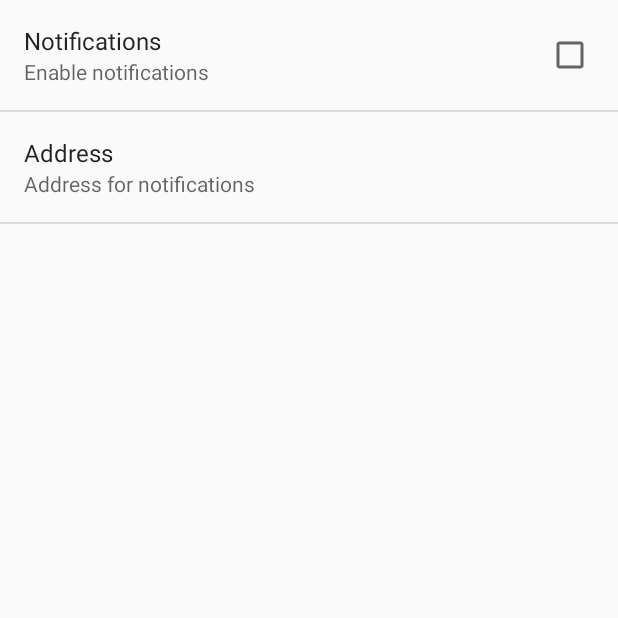
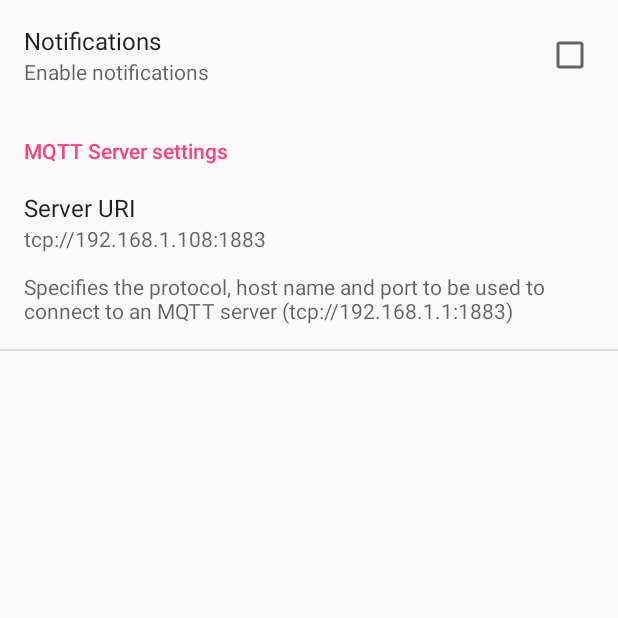
Before and after one commit to denisys16/LightControl, an Android app: the screen it shows after launch (PrefActivity), in the options menu, after a tap on "Settings", on a phone screen of 412 x 824 dp, the top half of it. Run offline under Robolectric (Android 15) with nearby library versions, the phone set to English and light mode, and no system bars; libraries missing offline, so code that uses them is left out: org.eclipse.paho; 7 statements that could not run were skipped.

Commit message:
Параметры MQTT сервера вынесены в настройки. Сделано переподключение к серверу при применении настроек.

```diff
--- a/app/src/main/java/com/home/denis/lightcontrol/MainActivity.java
+++ b/app/src/main/java/com/home/denis/lightcontrol/MainActivity.java
@@ -23,11 +23,11 @@ import org.eclipse.paho.client.mqttv3.MqttMessage;
 public class MainActivity extends AppCompatActivity {
 
     SharedPreferences sp;
-    TextView tvInfo;
+    TextView tvStatus;
 
     MqttAndroidClient mqttAndroidClient;
-    final String serverUri = "tcp://192.168.1.108:1883";
-    String clientId = "LightControlAndroidClient";
+    String mqtt_serverUri = "tcp://192.168.1.108:1883";
+    String mqtt_clientId = "LightControlAndroidClient";
     final String publishTopic = "wemos/toggle";
     final String publishMessage = "Hello World!";
     final String subscriptionTopic = "wemos/test";
@@ -37,31 +37,43 @@ public class MainActivity extends AppCompatActivity {
         super.onCreate(savedInstanceState);
         setContentView(R.layout.activity_main);
 
-        tvInfo = (TextView) findViewById(R.id.textView);
+        tvStatus = (TextView) findViewById(R.id.tvStatus);
 
         // получаем SharedPreferences, которое работает с файлом настроек
         sp = PreferenceManager.getDefaultSharedPreferences(this);
         // полная очистка настроек
         // sp.edit().clear().commit();
 
-        clientId = clientId + System.currentTimeMillis();
-        mqttAndroidClient = new MqttAndroidClient(getApplicationContext(), serverUri, clientId);
+    }
+
+    private void Connect2MQTT() {
+        mqtt_serverUri = sp.getString(PrefActivity.KEY_PREF_SERVER_URI, mqtt_serverUri);
+        mqtt_clientId = mqtt_clientId + System.currentTimeMillis();
+        if (null != mqttAndroidClient)
+        {
+            try {
+                mqttAndroidClient.disconnect();
+            } catch (MqttException ex){
+                ex.printStackTrace();
+            }
+        }
+        mqttAndroidClient = new MqttAndroidClient(getApplicationContext(), mqtt_serverUri, mqtt_clientId);
         mqttAndroidClient.setCallback(new MqttCallbackExtended() {
             @Override
             public void connectComplete(boolean reconnect, String serverURI) {
 
                 if (reconnect) {
-                    addToHistory("Reconnected to : " + serverURI);
+                    updateStatus("Reconnected to : " + serverURI);
                     // Because Clean Session is true, we need to re-subscribe
                     subscribeToTopic();
                 } else {
-                    addToHistory("Connected to: " + serverURI);
+                    updateStatus("Connected to: " + serverURI);
                 }
             }
 
             @Override
             public void connectionLost(Throwable cause) {
-                addToHistory("The Connection was lost.");
+                updateStatus("The Connection to "+ mqttAndroidClient.getServerURI() +" was lost.");
             }
 
             @Override
@@ -79,7 +91,7 @@ public class MainActivity extends AppCompatActivity {
         mqttConnectOptions.setAutomaticReconnect(true);
         mqttConnectOptions.setCleanSession(false);
         try {
-            addToHistory("Connecting to " + serverUri);
+            updateStatus("Connecting to " + mqtt_serverUri);
             mqttAndroidClient.connect(mqttConnectOptions, null, new IMqttActionListener() {
                 @Override
                 public void onSuccess(IMqttToken asyncActionToken) {
@@ -94,7 +106,7 @@ public class MainActivity extends AppCompatActivity {
 
                 @Override
                 public void onFailure(IMqttToken asyncActionToken, Throwable exception) {
-                    addToHistory("Failed to connect to: " + serverUri);
+                    updateStatus("Failed to connect to: " + mqtt_serverUri);
                 }
             });
 
@@ -107,6 +119,12 @@ public class MainActivity extends AppCompatActivity {
     private void addToHistory(String mainText){
         System.out.println("LOG: " + mainText);
     }
+
+    private void updateStatus(String mainText){
+        addToHistory(mainText);
+        tvStatus.setText(mainText);
+    }
+
     public void subscribeToTopic(){
         try {
             mqttAndroidClient.subscribe(subscriptionTopic, 0, null, new IMqttActionListener() {
@@ -126,7 +144,7 @@ public class MainActivity extends AppCompatActivity {
                 @Override
                 public void messageArrived(String topic, MqttMessage message) throws Exception {
                     // message Arrived!
-                    System.out.println("Message: " + topic + " : " + new String(message.getPayload()));
+                    addToHistory("Message: " + topic + " : " + new String(message.getPayload()));
                 }
             });
 
@@ -147,7 +165,7 @@ public class MainActivity extends AppCompatActivity {
                 addToHistory(mqttAndroidClient.getBufferedMessageCount() + " messages in buffer.");
             }
         } catch (MqttException e) {
-            System.err.println("Error Publishing: " + e.getMessage());
+            addToHistory("Error Publishing: " + e.getMessage());
             e.printStackTrace();
         }
     }
@@ -160,8 +178,6 @@ public class MainActivity extends AppCompatActivity {
 
     @Override
     public boolean onOptionsItemSelected(MenuItem item) {
-        TextView tv = (TextView) findViewById(R.id.textView);
-        tv.setText(item.getTitle());
         switch (item.getItemId()) {
             case R.id.menu_settings:
                 Intent intent = new Intent(this, PrefActivity.class);
@@ -179,11 +195,7 @@ public class MainActivity extends AppCompatActivity {
 
     @Override
     protected void onResume() {
-        Boolean notif = sp.getBoolean("notif", false);
-        String address = sp.getString("address", "");
-        String text = "Notifications are "
-                + ((notif) ? "enabled, address = " + address : "disabled");
-        tvInfo.setText(text);
+        Connect2MQTT();
         super.onResume();
     }
 
--- a/app/src/main/java/com/home/denis/lightcontrol/PrefActivity.java
+++ b/app/src/main/java/com/home/denis/lightcontrol/PrefActivity.java
@@ -1,13 +1,50 @@
 package com.home.denis.lightcontrol;
 
+import android.content.SharedPreferences;
 import android.os.Bundle;
+import android.preference.Preference;
 import android.preference.PreferenceActivity;
+import android.preference.PreferenceManager;
 
-public class PrefActivity extends PreferenceActivity {
+import java.util.prefs.Preferences;
+
+public class PrefActivity extends PreferenceActivity
+        implements SharedPreferences.OnSharedPreferenceChangeListener {
+
+    public static final String KEY_PREF_SERVER_URI = "pref_serveruri";
+    public static final String KEY_PREF_SERVER_URI_SUMMARY = "\n\nSpecifies the protocol, host name and port to be used to connect to an MQTT server (tcp://192.168.1.1:1883)";
 
     @Override
     protected void onCreate(Bundle savedInstanceState) {
         super.onCreate(savedInstanceState);
         addPreferencesFromResource(R.xml.pref);
+
+        SharedPreferences sharedPreferences = PreferenceManager.getDefaultSharedPreferences(this);
+        Preference connectionPref = findPreference(KEY_PREF_SERVER_URI);
+        // Set summary to be the user-description for the selected value
+        connectionPref.setSummary(sharedPreferences.getString(KEY_PREF_SERVER_URI, "") + KEY_PREF_SERVER_URI_SUMMARY);
+    }
+
+    @Override
+    public void onSharedPreferenceChanged(SharedPreferences sharedPreferences, String key) {
+        if (key.equals(KEY_PREF_SERVER_URI)) {
+            Preference connectionPref = findPreference(key);
+            // Set summary to be the user-description for the selected value
+            connectionPref.setSummary(sharedPreferences.getString(key, "") + KEY_PREF_SERVER_URI_SUMMARY);
+        }
+    }
+
+    @Override
+    protected void onResume() {
+        super.onResume();
+        getPreferenceScreen().getSharedPreferences()
+                .registerOnSharedPreferenceChangeListener(this);
+    }
+
+    @Override
+    protected void onPause() {
+        super.onPause();
+        getPreferenceScreen().getSharedPreferences()
+                .unregisterOnSharedPreferenceChangeListener(this);
     }
 }
--- a/app/src/main/res/layout/activity_main.xml
+++ b/app/src/main/res/layout/activity_main.xml
@@ -7,10 +7,10 @@
     tools:context="com.home.denis.lightcontrol.MainActivity">
 
     <TextView
-        android:id="@+id/textView"
+        android:id="@+id/tvStatus"
         android:layout_width="wrap_content"
         android:layout_height="wrap_content"
-        android:text="Hello World!"
+        android:text="Starting..."
         app:layout_constraintBottom_toBottomOf="parent"
         app:layout_constraintLeft_toLeftOf="parent"
         app:layout_constraintRight_toRightOf="parent"
--- a/app/src/main/res/xml/pref.xml
+++ b/app/src/main/res/xml/pref.xml
@@ -6,9 +6,12 @@
         android:summary="Enable notifications"
         android:title="Notifications">
     </CheckBoxPreference>
-    <EditTextPreference
-        android:key="address"
-        android:summary="Address for notifications"
-        android:title="Address">
-    </EditTextPreference>
+    <PreferenceCategory
+        android:title="MQTT Server settings"
+        android:key="pref_mqtt_server_settings">
+        <EditTextPreference
+            android:defaultValue="tcp://192.168.1.108:1883"
+            android:key="pref_serveruri"
+            android:title="Server URI" />
+    </PreferenceCategory>
 </PreferenceScreen>
```
